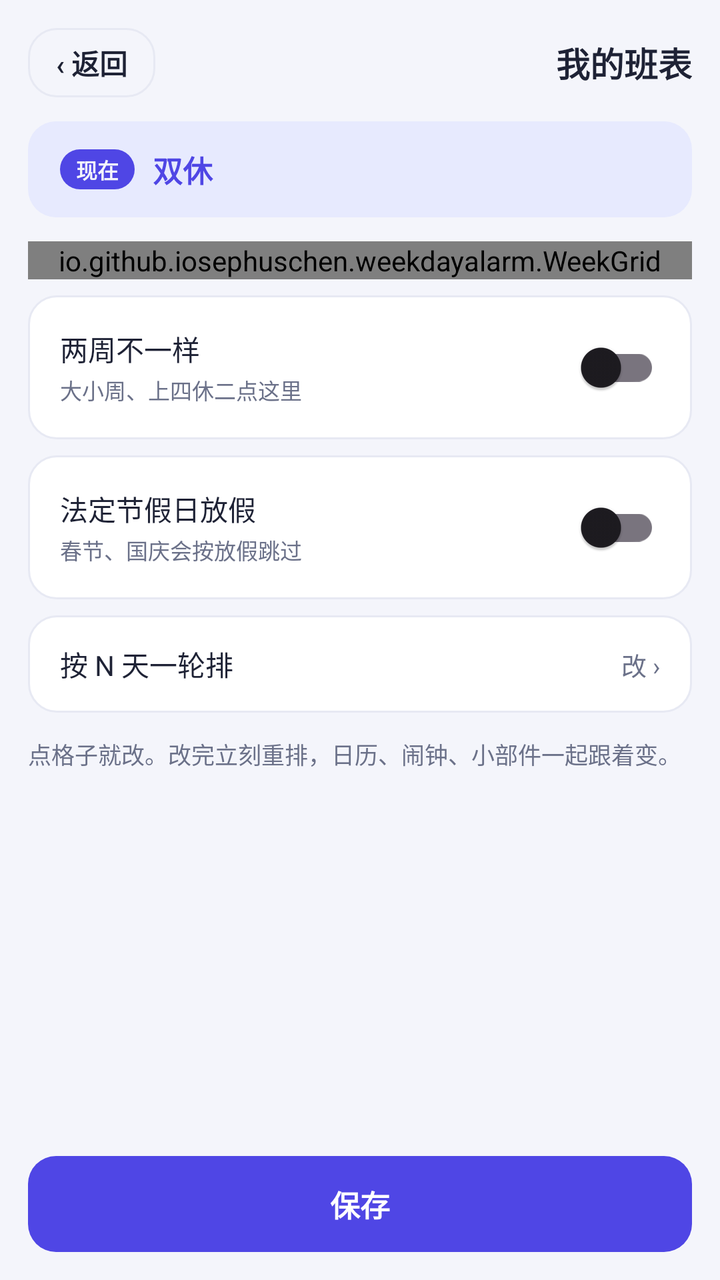
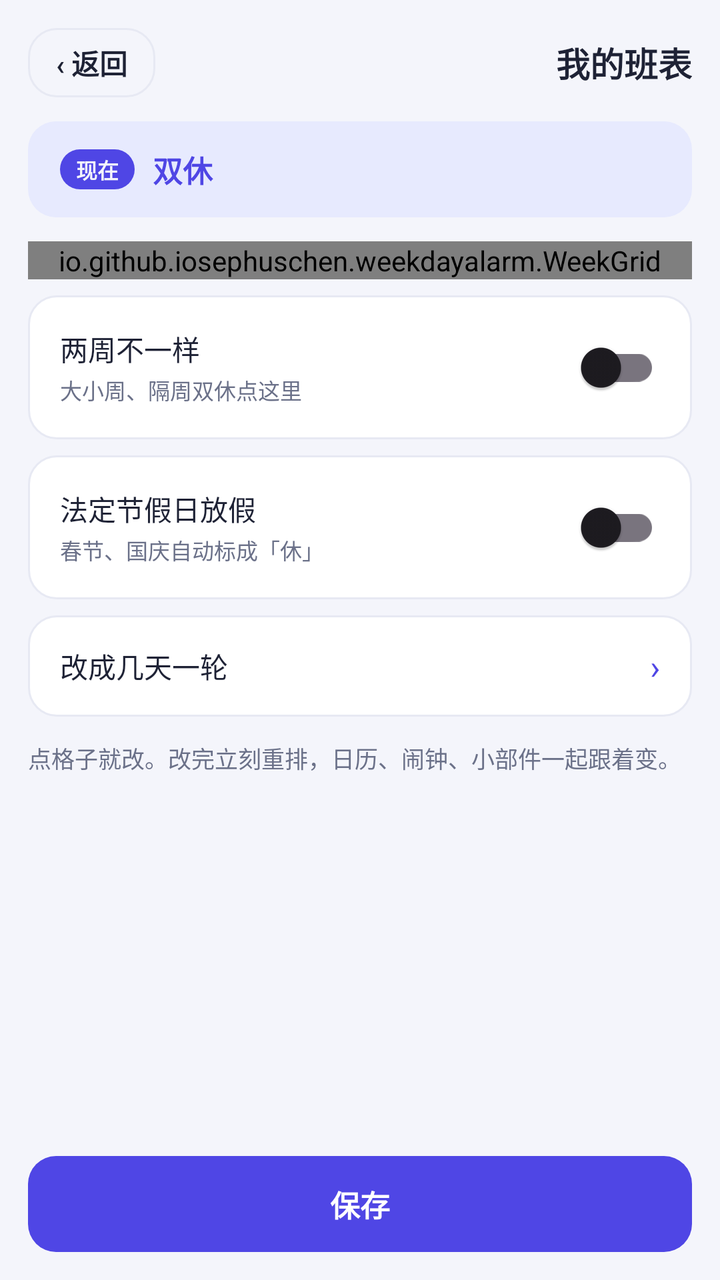

Screens rendered from an Android XML layout before and after an edit, with the pre-edit source and the edit as a unified diff.
<!-- AndroidManifest.xml: application theme Theme.WeekdayAlarm -->
<!-- res/layout/activity_week_schedule.xml -->
<?xml version="1.0" encoding="utf-8"?>
<LinearLayout xmlns:android="http://schemas.android.com/apk/res/android"
    android:layout_width="match_parent"
    android:layout_height="match_parent"
    android:background="@color/bg"
    android:fitsSystemWindows="true"
    android:orientation="vertical">

    
    <ScrollView
        android:layout_width="match_parent"
        android:layout_height="0dp"
        android:layout_weight="1">

    <LinearLayout
        android:layout_width="match_parent"
        android:layout_height="wrap_content"
        android:orientation="vertical"
        android:paddingStart="14dp"
        android:paddingTop="14dp"
        android:paddingEnd="14dp"
        android:paddingBottom="@dimen/space_24">

        <LinearLayout
            android:layout_width="match_parent"
            android:layout_height="wrap_content"
            android:layout_marginBottom="@dimen/space_12"
            android:gravity="center_vertical"
            android:orientation="horizontal">

            <TextView
                android:id="@+id/btn_back"
                android:layout_width="wrap_content"
                android:layout_height="wrap_content"
                android:background="@drawable/bg_time_outline"
                android:clickable="true"
                android:focusable="true"
                android:paddingStart="14dp"
                android:paddingTop="7dp"
                android:paddingEnd="14dp"
                android:paddingBottom="7dp"
                android:text="‹ 返回"
                android:textColor="@color/ink"
                android:textSize="14sp"
                android:textStyle="bold" />

            <TextView
                android:layout_width="0dp"
                android:layout_height="wrap_content"
                android:layout_weight="1"
                android:gravity="end"
                android:text="我的班表"
                android:textColor="@color/ink"
                android:textSize="17sp"
                android:textStyle="bold" />
        </LinearLayout>

        
        <LinearLayout
            android:id="@+id/card_verdict"
            android:layout_width="match_parent"
            android:layout_height="wrap_content"
            android:background="@drawable/bg_verdict"
            android:gravity="center_vertical"
            android:orientation="horizontal"
            android:paddingStart="16dp"
            android:paddingTop="13dp"
            android:paddingEnd="16dp"
            android:paddingBottom="13dp">

            <TextView
                android:layout_width="wrap_content"
                android:layout_height="wrap_content"
                android:background="@drawable/bg_verdict_tag"
                android:paddingStart="8dp"
                android:paddingTop="2dp"
                android:paddingEnd="8dp"
                android:paddingBottom="2dp"
                android:text="现在"
                android:textColor="@color/bg"
                android:textSize="10.5sp"
                android:textStyle="bold" />

            <TextView
                android:id="@+id/tv_verdict"
                android:layout_width="0dp"
                android:layout_height="wrap_content"
                android:layout_marginStart="9dp"
                android:layout_weight="1"
                android:text="双休"
                android:textColor="@color/indigo"
                android:textSize="15sp"
                android:textStyle="bold" />
        </LinearLayout>

        <io.github.iosephuschen.weekdayalarm.WeekGrid
            android:id="@+id/week_grid"
            android:layout_width="match_parent"
            android:layout_height="wrap_content"
            android:layout_marginTop="@dimen/space_12" />

        
        <LinearLayout
            android:id="@+id/row_shifts"
            android:layout_width="match_parent"
            android:layout_height="wrap_content"
            android:layout_marginTop="@dimen/space_12"
            android:background="@drawable/bg_dialog_row"
            android:clickable="true"
            android:focusable="true"
            android:gravity="center_vertical"
            android:orientation="horizontal"
            android:paddingStart="16dp"
            android:paddingTop="14dp"
            android:paddingEnd="16dp"
            android:paddingBottom="13dp"
            android:visibility="gone">

            <LinearLayout
                android:layout_width="0dp"
                android:layout_height="wrap_content"
                android:layout_weight="1"
                android:orientation="vertical">

                <TextView
                    android:layout_width="wrap_content"
                    android:layout_height="wrap_content"
                    android:text="班次"
                    android:textColor="@color/ink"
                    android:textSize="15sp"
                    android:textStyle="bold" />

                <TextView
                    android:id="@+id/tv_shifts_sub"
                    android:layout_width="match_parent"
                    android:layout_height="wrap_content"
                    android:layout_marginTop="3dp"
                    android:text="白班 08:00 – 20:00 · 夜班 20:00 – 次日 08:00"
                    android:textColor="@color/sub"
                    android:textSize="11sp" />
            </LinearLayout>

            <TextView
                android:layout_width="wrap_content"
                android:layout_height="wrap_content"
                android:text="改 ›"
                android:textColor="@color/sub"
                android:textSize="12.5sp" />
        </LinearLayout>

        
        <LinearLayout
            android:id="@+id/card_rotation"
            android:layout_width="match_parent"
            android:layout_height="wrap_content"
            android:layout_marginTop="@dimen/space_12"
            android:background="@drawable/bg_dialog_row"
            android:clickable="true"
            android:focusable="true"
            android:gravity="center_vertical"
            android:orientation="horizontal"
            android:paddingStart="16dp"
            android:paddingTop="14dp"
            android:paddingEnd="16dp"
            android:paddingBottom="13dp"
            android:visibility="gone">

            <LinearLayout
                android:layout_width="0dp"
                android:layout_height="wrap_content"
                android:layout_weight="1"
                android:orientation="vertical">

                <TextView
                    android:id="@+id/tv_rotation_title"
                    android:layout_width="wrap_content"
                    android:layout_height="wrap_content"
                    android:text="4 天一轮 · 上2休2"
                    android:textColor="@color/ink"
                    android:textSize="15sp"
                    android:textStyle="bold" />

                <TextView
                    android:id="@+id/tv_rotation_sub"
                    android:layout_width="wrap_content"
                    android:layout_height="wrap_content"
                    android:layout_marginTop="2dp"
                    android:text="第 1 天定下来，往后按 N 天一轮"
                    android:textColor="@color/sub"
                    android:textSize="11sp" />

                
                <TextView
                    android:id="@+id/tv_rotation_times"
                    android:layout_width="match_parent"
                    android:layout_height="wrap_content"
                    android:layout_marginTop="6dp"
                    android:textColor="@color/body"
                    android:textSize="12sp"
                    android:visibility="gone" />
            </LinearLayout>

            <TextView
                android:layout_width="wrap_content"
                android:layout_height="wrap_content"
                android:text="改 ›"
                android:textColor="@color/sub"
                android:textSize="12.5sp" />
        </LinearLayout>

        <LinearLayout
            android:id="@+id/row_biweekly"
            android:layout_width="match_parent"
            android:layout_height="wrap_content"
            android:layout_marginTop="@dimen/space_8"
            android:background="@drawable/bg_dialog_row"
            android:gravity="center_vertical"
            android:orientation="horizontal"
            android:paddingStart="16dp"
            android:paddingTop="12dp"
            android:paddingEnd="16dp"
            android:paddingBottom="12dp">

            <LinearLayout
                android:layout_width="0dp"
                android:layout_height="wrap_content"
                android:layout_weight="1"
                android:orientation="vertical">

                <TextView
                    android:layout_width="wrap_content"
                    android:layout_height="wrap_content"
                    android:text="两周不一样"
                    android:textColor="@color/ink"
                    android:textSize="14sp" />

                
                <TextView
                    android:layout_width="wrap_content"
                    android:layout_height="wrap_content"
                    android:layout_marginTop="2dp"
                    android:text="大小周、上四休二点这里"
                    android:textColor="@color/sub"
                    android:textSize="11sp" />
            </LinearLayout>

            <androidx.appcompat.widget.SwitchCompat
                android:id="@+id/sw_biweekly"
                android:layout_width="wrap_content"
                android:layout_height="wrap_content" />
        </LinearLayout>

        <LinearLayout
            android:id="@+id/row_holiday"
            android:layout_width="match_parent"
            android:layout_height="wrap_content"
            android:layout_marginTop="@dimen/space_8"
            android:background="@drawable/bg_dialog_row"
            android:gravity="center_vertical"
            android:orientation="horizontal"
            android:paddingStart="16dp"
            android:paddingTop="12dp"
            android:paddingEnd="16dp"
            android:paddingBottom="12dp">

            <LinearLayout
                android:layout_width="0dp"
                android:layout_height="wrap_content"
                android:layout_weight="1"
                android:orientation="vertical">

                <TextView
                    android:layout_width="wrap_content"
                    android:layout_height="wrap_content"
                    android:text="法定节假日放假"
                    android:textColor="@color/ink"
                    android:textSize="14sp" />

                <TextView
                    android:id="@+id/tv_holiday_sub"
                    android:layout_width="wrap_content"
                    android:layout_height="wrap_content"
                    android:layout_marginTop="2dp"
                    android:text="春节、国庆会按放假跳过"
                    android:textColor="@color/sub"
                    android:textSize="11sp" />
            </LinearLayout>

            <androidx.appcompat.widget.SwitchCompat
                android:id="@+id/sw_holiday"
                android:layout_width="wrap_content"
                android:layout_height="wrap_content" />
        </LinearLayout>

        <LinearLayout
            android:id="@+id/row_rotation"
            android:layout_width="match_parent"
            android:layout_height="wrap_content"
            android:layout_marginTop="@dimen/space_8"
            android:background="@drawable/bg_dialog_row"
            android:clickable="true"
            android:focusable="true"
            android:gravity="center_vertical"
            android:orientation="horizontal"
            android:paddingStart="16dp"
            android:paddingTop="14dp"
            android:paddingEnd="16dp"
            android:paddingBottom="14dp">

            <TextView
                android:layout_width="0dp"
                android:layout_height="wrap_content"
                android:layout_weight="1"
                android:text="按 N 天一轮排"
                android:textColor="@color/ink"
                android:textSize="14sp" />

            
            <TextView
                android:layout_width="wrap_content"
                android:layout_height="wrap_content"
                android:text="改 ›"
                android:textColor="@color/sub"
                android:textSize="12.5sp" />
        </LinearLayout>

        <LinearLayout
            android:id="@+id/row_back_week"
            android:layout_width="match_parent"
            android:layout_height="wrap_content"
            android:layout_marginTop="@dimen/space_8"
            android:background="@drawable/bg_dialog_row"
            android:clickable="true"
            android:focusable="true"
            android:gravity="center_vertical"
            android:orientation="horizontal"
            android:paddingStart="16dp"
            android:paddingTop="14dp"
            android:paddingEnd="16dp"
            android:paddingBottom="14dp"
            android:visibility="gone">

            <TextView
                android:layout_width="0dp"
                android:layout_height="wrap_content"
                android:layout_weight="1"
                android:text="改成按周排"
                android:textColor="@color/ink"
                android:textSize="14sp" />

            <TextView
                android:layout_width="wrap_content"
                android:layout_height="wrap_content"
                android:text="›"
                android:textColor="@color/sub"
                android:textSize="14sp" />
        </LinearLayout>

        <TextView
            android:id="@+id/tv_hint"
            android:layout_width="match_parent"
            android:layout_height="wrap_content"
            android:layout_marginTop="@dimen/space_12"
            android:lineSpacingExtra="3dp"
            android:text="点格子就改。改完立刻重排，日历、闹钟、小部件一起跟着变。"
            android:textColor="@color/sub"
            android:textSize="11.5sp" />
    </LinearLayout>
    </ScrollView>

    <LinearLayout
        android:layout_width="match_parent"
        android:layout_height="wrap_content"
        android:orientation="vertical"
        android:paddingStart="14dp"
        android:paddingTop="10dp"
        android:paddingEnd="14dp"
        android:paddingBottom="14dp">

        <TextView
            android:id="@+id/btn_save"
            android:layout_width="match_parent"
            android:layout_height="wrap_content"
            android:minHeight="48dp"
            android:background="@drawable/bg_guide_btn"
            android:clickable="true"
            android:focusable="true"
            android:gravity="center"
            android:text="保存"
            android:textColor="#FFFFFF"
            android:textSize="15sp"
            android:textStyle="bold" />
    </LinearLayout>
</LinearLayout>
<!-- resources referenced by this layout -->
<resources>
  <color name="bg">#F4F5FB</color>
  <color name="body">#565C72</color>
  <color name="indigo">#4F46E5</color>
  <color name="ink">#1E2235</color>
  <color name="sub">#6B7189</color>
  <dimen name="space_12">12dp</dimen>
  <dimen name="space_24">24dp</dimen>
  <dimen name="space_8">8dp</dimen>
  <!-- drawable bg_dialog_row (drawable) -->
  <?xml version="1.0" encoding="utf-8"?>
  <shape xmlns:android="http://schemas.android.com/apk/res/android"
      android:shape="rectangle">
      <solid android:color="@color/card" />
      <stroke
          android:width="1dp"
          android:color="@color/line" />
      <corners android:radius="@dimen/radius_row" />
  </shape>
  <!-- drawable bg_guide_btn (drawable) -->
  <?xml version="1.0" encoding="utf-8"?>
  <shape xmlns:android="http://schemas.android.com/apk/res/android"
      android:shape="rectangle">
      <solid android:color="@color/indigo" />
      <corners android:radius="@dimen/radius_row" />
  </shape>
  <!-- drawable bg_time_outline (drawable) -->
  <?xml version="1.0" encoding="utf-8"?>
  <ripple xmlns:android="http://schemas.android.com/apk/res/android"
      android:color="#1F4F46E5">
      <item>
          <shape android:shape="rectangle">
              <solid android:color="@color/bg" />
              <corners android:radius="@dimen/radius_row" />
              <stroke android:width="1dp" android:color="@color/line" />
          </shape>
      </item>
  </ripple>
  <!-- drawable bg_verdict (drawable) -->
  <?xml version="1.0" encoding="utf-8"?>
  <shape xmlns:android="http://schemas.android.com/apk/res/android"
      android:shape="rectangle">
      <solid android:color="@color/verdict_bg" />
      <corners android:radius="@dimen/radius_row" />
  </shape>
  <!-- drawable bg_verdict_tag (drawable) -->
  <?xml version="1.0" encoding="utf-8"?>
  <shape xmlns:android="http://schemas.android.com/apk/res/android"
      android:shape="rectangle">
      <solid android:color="@color/indigo" />
      <corners android:radius="@dimen/radius_pill" />
  </shape>
  <style name="Theme.WeekdayAlarm" parent="Theme.Material3.DayNight.NoActionBar">
          <item name="colorPrimary">@color/indigo</item>
          <item name="colorPrimaryVariant">@color/indigo_dark</item>
          <item name="colorOnPrimary">@color/white</item>
          <item name="android:statusBarColor">@color/bg</item>
          <item name="android:windowLightStatusBar">true</item>
      </style>
  <color name="card">#FFFFFF</color>
  <color name="line">#E7E9F3</color>
  <dimen name="radius_row">14dp</dimen>
  <color name="verdict_bg">#E7EAFE</color>
  <dimen name="radius_pill">999dp</dimen>
  <color name="indigo_dark">#4338CA</color>
  <color name="white">#FFFFFFFF</color>
</resources>

<!-- the commit's change to res/layout/activity_week_schedule.xml (unified diff, before → after) -->
@@ -140,12 +140,7 @@
                     android:textSize="11sp" />
             </LinearLayout>
 
-            <TextView
-                android:layout_width="wrap_content"
-                android:layout_height="wrap_content"
-                android:text="改 ›"
-                android:textColor="@color/sub"
-                android:textSize="12.5sp" />
+            <TextView style="@style/SettingsChevron" />
         </LinearLayout>
 
         
@@ -185,7 +180,7 @@
                     android:layout_width="wrap_content"
                     android:layout_height="wrap_content"
                     android:layout_marginTop="2dp"
-                    android:text="第 1 天定下来，往后按 N 天一轮"
+                    android:text="第 1 天定下来，往后按这个顺序循环"
                     android:textColor="@color/sub"
                     android:textSize="11sp" />
 
@@ -200,12 +195,7 @@
                     android:visibility="gone" />
             </LinearLayout>
 
-            <TextView
-                android:layout_width="wrap_content"
-                android:layout_height="wrap_content"
-                android:text="改 ›"
-                android:textColor="@color/sub"
-                android:textSize="12.5sp" />
+            <TextView style="@style/SettingsChevron" />
         </LinearLayout>
 
         <LinearLayout
@@ -239,7 +229,7 @@
                     android:layout_width="wrap_content"
                     android:layout_height="wrap_content"
                     android:layout_marginTop="2dp"
-                    android:text="大小周、上四休二点这里"
+                    android:text="大小周、隔周双休点这里"
                     android:textColor="@color/sub"
                     android:textSize="11sp" />
             </LinearLayout>
@@ -281,7 +271,7 @@
                     android:layout_width="wrap_content"
                     android:layout_height="wrap_content"
                     android:layout_marginTop="2dp"
-                    android:text="春节、国庆会按放假跳过"
+                    android:text="春节、国庆自动标成「休」"
                     android:textColor="@color/sub"
                     android:textSize="11sp" />
             </LinearLayout>
@@ -311,17 +301,12 @@
                 android:layout_width="0dp"
                 android:layout_height="wrap_content"
                 android:layout_weight="1"
-                android:text="按 N 天一轮排"
+                android:text="改成几天一轮"
                 android:textColor="@color/ink"
                 android:textSize="14sp" />
 
             
-            <TextView
-                android:layout_width="wrap_content"
-                android:layout_height="wrap_content"
-                android:text="改 ›"
-                android:textColor="@color/sub"
-                android:textSize="12.5sp" />
+            <TextView style="@style/SettingsChevron" />
         </LinearLayout>
 
         <LinearLayout
@@ -348,12 +333,7 @@
                 android:textColor="@color/ink"
                 android:textSize="14sp" />
 
-            <TextView
-                android:layout_width="wrap_content"
-                android:layout_height="wrap_content"
-                android:text="›"
-                android:textColor="@color/sub"
-                android:textSize="14sp" />
+            <TextView style="@style/SettingsChevron" />
         </LinearLayout>
 
         <TextView
<!-- resource entries referenced after the edit -->
@@ -51,6 +51,14 @@
       <solid android:color="@color/indigo" />
       <corners android:radius="@dimen/radius_pill" />
   </shape>
+  <style name="SettingsChevron">
+          <item name="android:layout_width">wrap_content</item>
+          <item name="android:layout_height">wrap_content</item>
+          <item name="android:layout_marginStart">@dimen/space_6</item>
+          <item name="android:text">›</item>
+          <item name="android:textColor">@color/indigo</item>
+          <item name="android:textSize">17sp</item>
+      </style>
   <style name="Theme.WeekdayAlarm" parent="Theme.Material3.DayNight.NoActionBar">
           <item name="colorPrimary">@color/indigo</item>
           <item name="colorPrimaryVariant">@color/indigo_dark</item>
@@ -63,6 +71,7 @@
   <dimen name="radius_row">14dp</dimen>
   <color name="verdict_bg">#E7EAFE</color>
   <dimen name="radius_pill">999dp</dimen>
+  <dimen name="space_6">6dp</dimen>
   <color name="indigo_dark">#4338CA</color>
   <color name="white">#FFFFFFFF</color>
 </resources>
